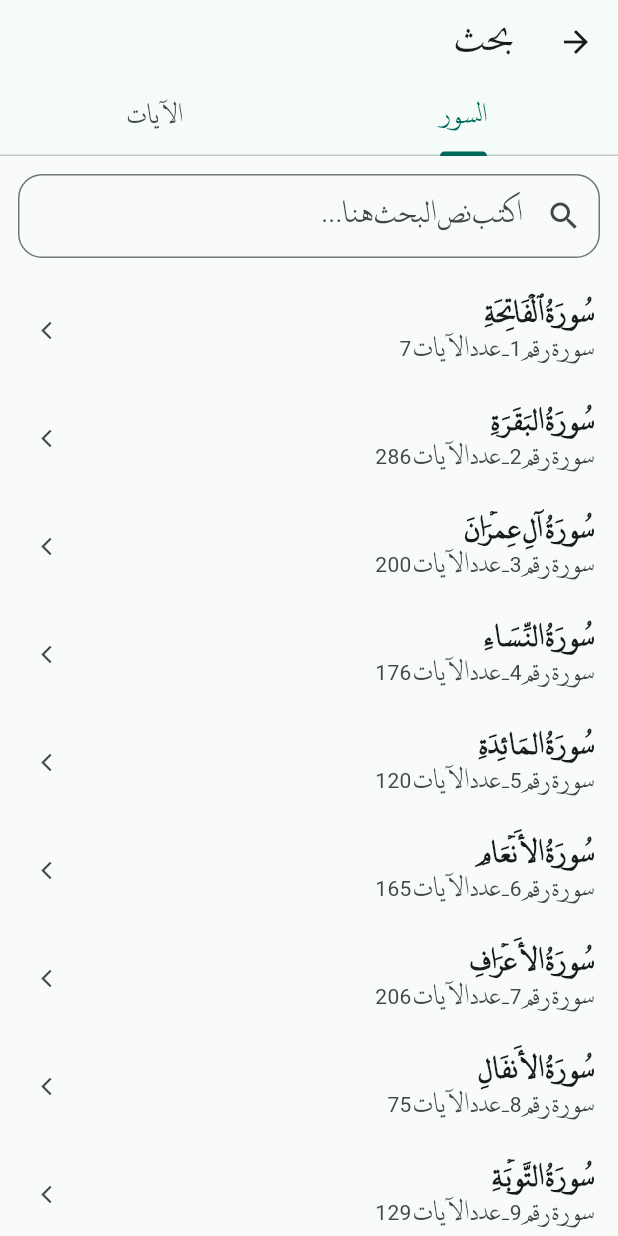
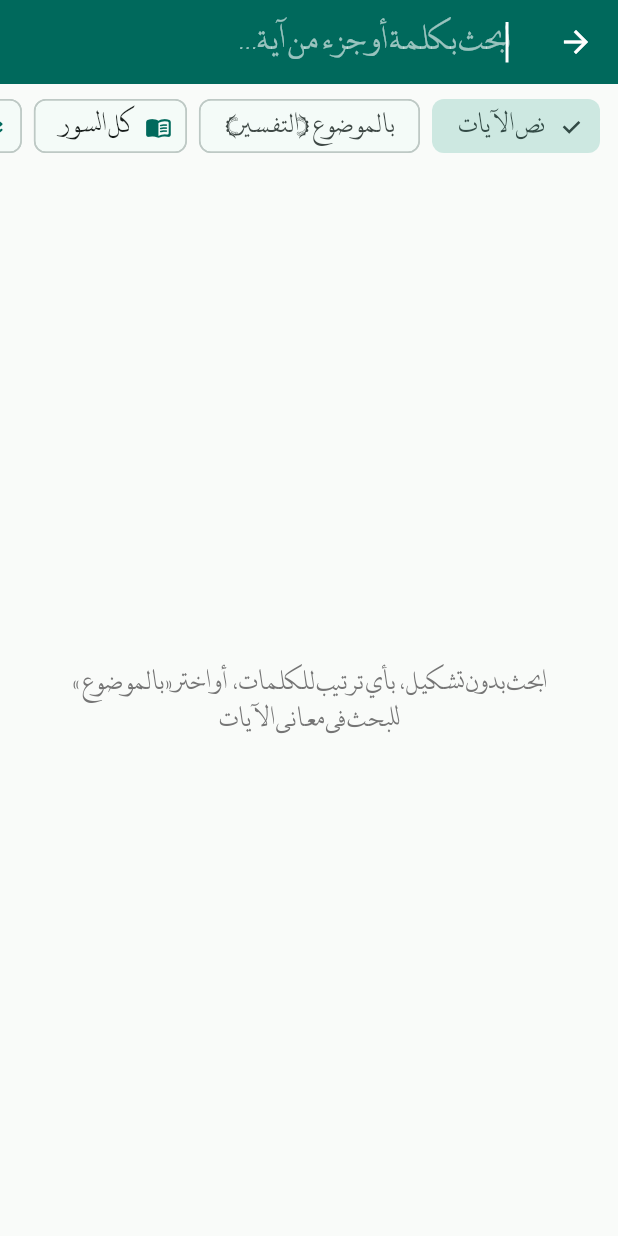
Before and after one commit to ahmedtaher3/quran-app, a Flutter app: the SearchScreen screen opened directly, on a phone screen of 412 x 824 dp. Run offline on Flutter 3.47's test engine with Material 3 defaults, Android fonts, the phone set to English and light mode, and no system bars; our stand-ins replace flutter_bloc, flutter_local_notifications, flutter_timezone, just_audio, just_audio_background, shared_preferences and 3 more; accounts and stored records are empty.

Commit message:
Rebuild search: indexed, diacritic-free, highlighted, filterable
- normalized index built once (old screen re-normalized 6236 ayat per key)
- all query words in any order, works without spaces (الحمدلله)
- matched words highlighted; sura name + juz on each hit
- topic search over the bundled tafsir; filter by sura and juz
- sura name matches listed above ayah hits; 250ms debounce

Co-Authored-By: Claude Opus 5.5 <noreply@anthropic.com>

```diff
--- /dev/null
+++ b/lib/features/search/search_index.dart
@@ -0,0 +1,96 @@
+import 'package:untitled/features/recite/matcher.dart' show normalizeArabic;
+
+/// One searchable ayah: original words plus their normalized forms joined
+/// by single spaces, so a char offset in [norm] maps back to a word index.
+class IndexedAyah {
+  final int id, sura, aya, juz;
+  final String text;
+  final List<String> words;
+  final String norm;
+  final String tafsirNorm;
+  final List<int> _wordStarts;
+
+  IndexedAyah(this.id, this.sura, this.aya, this.juz, this.text,
+      String? tafsir)
+      : words = text.split(RegExp(r'\s+')),
+        norm = _join(text),
+        tafsirNorm = tafsir == null ? '' : normalizeArabic(tafsir),
+        _wordStarts = _starts(text);
+
+  static String _join(String t) =>
+      t.split(RegExp(r'\s+')).map(normalizeArabic).join(' ');
+
+  static List<int> _starts(String t) {
+    final out = <int>[];
+    var pos = 0;
+    for (final w in t.split(RegExp(r'\s+'))) {
+      out.add(pos);
+      pos += normalizeArabic(w).length + 1;
+    }
+    return out;
+  }
+
+  /// Word indices covered by [start, end) in [norm].
+  Set<int> wordsIn(int start, int end) => {
+        for (var i = 0; i < _wordStarts.length; i++)
+          if (_wordStarts[i] < end &&
+              (i + 1 == _wordStarts.length ? norm.length : _wordStarts[i + 1] - 1) >
+                  start)
+            i
+      };
+}
+
+enum SearchScope { text, tafsir }
+
+class SearchHit {
+  final IndexedAyah ayah;
+  final Set<int> highlight; // word indices
+  SearchHit(this.ayah, this.highlight);
+}
+
+/// Every query word must appear (any order); a word typed without spaces
+/// across a boundary (e.g. الحمدلله) still matches.
+List<SearchHit> search(List<IndexedAyah> index, String query,
+    {SearchScope scope = SearchScope.text, int? sura, int? juz}) {
+  final q = query.split(RegExp(r'\s+')).map(normalizeArabic).where((w) => w.isNotEmpty).toList();
+  if (q.isEmpty) return [];
+  final out = <SearchHit>[];
+  for (final a in index) {
+    if (sura != null && a.sura != sura) continue;
+    if (juz != null && a.juz != juz) continue;
+    if (scope == SearchScope.tafsir) {
+      if (q.every(a.tafsirNorm.contains)) out.add(SearchHit(a, const {}));
+      continue;
+    }
+    final hl = <int>{};
+    var ok = true;
+    for (final w in q) {
+      final i = a.norm.indexOf(w);
+      if (i >= 0) {
+        hl.addAll(a.wordsIn(i, i + w.length));
+        continue;
+      }
+      // fallback: ignore spaces in the ayah
+      final squashed = a.norm.replaceAll(' ', '');
+      final j = squashed.indexOf(w);
+      if (j < 0) {
+        ok = false;
+        break;
+      }
+      // map squashed offset back: count non-space chars
+      var seen = 0, start = -1, end = -1;
+      for (var k = 0; k < a.norm.length; k++) {
+        if (a.norm[k] == ' ') continue;
+        if (seen == j) start = k;
+        if (seen == j + w.length - 1) {
+          end = k + 1;
+          break;
+        }
+        seen++;
+      }
+      if (start >= 0 && end > start) hl.addAll(a.wordsIn(start, end));
+    }
+    if (ok) out.add(SearchHit(a, hl));
+  }
+  return out;
+}
--- a/lib/search_view.dart
+++ b/lib/search_view.dart
@@ -1,9 +1,13 @@
+import 'dart:async';
+
 import 'package:flutter/material.dart';
 import 'package:untitled/features/Koran/data/data_sources/local/db_helper.dart';
+import 'package:untitled/features/Koran/data/model/sura.dart';
 import 'package:untitled/features/Koran/presentation/view/widgets/sura_view_deatils.dart';
+import 'package:untitled/features/recite/matcher.dart' show normalizeArabic;
+import 'package:untitled/features/search/search_index.dart';
 
-import 'features/Koran/data/model/sura.dart';
-import 'features/Koran/data/model/ayah.dart'; // Verse
+const _teal = Color(0xFF00695C);
 
 class SearchScreen extends StatefulWidget {
   const SearchScreen({super.key});
@@ -12,240 +16,324 @@ class SearchScreen extends StatefulWidget {
   State<SearchScreen> createState() => _SearchScreenState();
 }
 
-class _SearchScreenState extends State<SearchScreen>
-    with SingleTickerProviderStateMixin {
-  late TabController _tabController;
+class _SearchScreenState extends State<SearchScreen> {
+  // built once per app run; normalizing 6236 ayat per keystroke was the old cost
+  static List<IndexedAyah>? _index;
+  static List<Sura> _suras = [];
 
-  final TextEditingController _searchController = TextEditingController();
+  final _controller = TextEditingController();
+  Timer? _debounce;
 
-  List<Sura> _allSuras = [];
-  List<Verse> _allVerses = [];
-
-  List<Sura> _filteredSuras = [];
-  List<Verse> _filteredVerses = [];
-
-  bool _isLoading = true;
+  SearchScope _scope = SearchScope.text;
+  int? _sura, _juz;
+  List<SearchHit> _hits = [];
+  List<Sura> _suraHits = [];
+  bool _loading = _index == null;
 
   @override
   void initState() {
     super.initState();
-    _tabController = TabController(length: 2, vsync: this);
-    _loadData();
-    _searchController.addListener(_onSearchChanged);
+    if (_index == null) _build();
+  }
+
+  Future<void> _build() async {
+    final db = await DBHelper.database;
+    _suras = (await db.query('suras', orderBy: 'number'))
+        .map(Sura.fromJson)
+        .toList();
+    final rows = await db.query('verses',
+        columns: ['id', 'sura', 'ayaNumber', 'hizbQuarter', 'text', 'tafsir'],
+        orderBy: 'id');
+    _index = [
+      for (final r in rows)
+        IndexedAyah(
+          r['id'] as int,
+          r['sura'] as int,
+          r['ayaNumber'] as int,
+          ((r['hizbQuarter'] as int) - 1) ~/ 8 + 1,
+          r['text'] as String,
+          r['tafsir'] as String?,
+        )
+    ];
+    if (mounted) setState(() => _loading = false);
+  }
+
+  void _onChanged(String _) {
+    _debounce?.cancel();
+    _debounce = Timer(const Duration(milliseconds: 250), _run);
+  }
+
+  void _run() {
+    final q = _controller.text.trim();
+    if (_index == null) return;
+    final nq = normalizeArabic(q);
+    setState(() {
+      _hits = search(_index!, q, scope: _scope, sura: _sura, juz: _juz);
+      _suraHits = nq.isEmpty
+          ? []
+          : _suras
+              .where((s) =>
+                  normalizeArabic(s.name).contains(nq) || '${s.number}' == q)
+              .toList();
+    });
   }
 
   @override
   void dispose() {
-    _tabController.dispose();
-    _searchController.dispose();
+    _debounce?.cancel();
+    _controller.dispose();
     super.dispose();
   }
 
-  Future<void> _loadData() async {
-    final db = await DBHelper.database;
-
-    final suraMaps = await db.query('suras', orderBy: 'number ASC');
-    _allSuras = suraMaps.map((e) => Sura.fromJson(e)).toList();
-
-    final verseMaps = await db.query('verses', orderBy: 'id ASC');
-    _allVerses = verseMaps.map((e) => Verse.fromJson(e)).toList();
-
-    setState(() {
-      _filteredSuras = List.from(_allSuras);
-      _filteredVerses = List.from(_allVerses);
-      _isLoading = false;
-    });
-  }
-
-  String _normalizeArabic(String text) {
-    if (text.isEmpty) return text;
-
-    final diacriticsRegex = RegExp(r'[\u064B-\u0652\u0670]');
-    String normalized = text.replaceAll(diacriticsRegex, '');
-
-    normalized = normalized
-        .replaceAll('أ', 'ا')
-        .replaceAll('إ', 'ا')
-        .replaceAll('آ', 'ا')
-        .replaceAll('ٱ', 'ا')
-        .replaceAll('ٰ', 'ا');
-    normalized = normalized.replaceAll('ى', 'ي');
-    normalized = normalized.replaceAll('ئ', 'ي');
-    normalized = normalized.replaceAll('ؤ', 'و');
-    normalized = normalized.replaceAll('ة', 'ه');
-    normalized = normalized.replaceAll(' ', '');
-
-    return normalized.trim();
-  }
-
-  void _onSearchChanged() {
-    final query = _searchController.text.trim();
-
-    if (query.isEmpty) {
-      setState(() {
-        _filteredSuras = List.from(_allSuras);
-        _filteredVerses = List.from(_allVerses);
-      });
-      return;
-    }
-
-    final normalizedQuery = _normalizeArabic(query);
-
-    final suraResults = _allSuras.where((sura) {
-      final nameNorm = _normalizeArabic(sura.name);
-      return nameNorm.contains(normalizedQuery);
-    }).toList();
-
-    final verseResults = _allVerses.where((verse) {
-      final textNorm = _normalizeArabic(verse.text);
-      return textNorm.contains(normalizedQuery);
-    }).toList();
-
-    setState(() {
-      _filteredSuras = suraResults;
-      _filteredVerses = verseResults;
-    });
-  }
+  String _suraName(int n) =>
+      _suras.firstWhere((s) => s.number == n, orElse: () => _suras.first).name;
 
   @override
   Widget build(BuildContext context) {
     return Scaffold(
+      backgroundColor: const Color(0xFFF9FBF9),
       appBar: AppBar(
-        title: const Text('بحث'),
-        bottom: TabBar(
-          controller: _tabController,
-          tabs: const [
-            Tab(text: 'السور'),
-            Tab(text: 'الآيات'),
-          ],
+        backgroundColor: _teal,
+        iconTheme: const IconThemeData(color: Colors.white),
+        title: TextField(
+          controller: _controller,
+          autofocus: true,
+          onChanged: _onChanged,
+          style: const TextStyle(color: Colors.white, fontSize: 18),
+          cursorColor: Colors.white,
+          decoration: const InputDecoration(
+            hintText: "ابحث بكلمة أو جزء من آية…",
+            hintStyle: TextStyle(color: Colors.white60),
+            border: InputBorder.none,
+          ),
         ),
+        actions: [
+          if (_controller.text.isNotEmpty)
+            IconButton(
+              icon: const Icon(Icons.close_rounded),
+              onPressed: () {
+                _controller.clear();
+                _run();
+              },
+            ),
+        ],
       ),
-      body: Column(
+      body: _loading
+          ? const Center(child: CircularProgressIndicator())
+          : Column(
+              children: [
+                _filters(),
+                Expanded(child: _results()),
+              ],
+            ),
+    );
+  }
+
+  Widget _filters() {
+    return SizedBox(
+      height: 56,
+      child: ListView(
+        scrollDirection: Axis.horizontal,
+        padding: const EdgeInsets.symmetric(horizontal: 12, vertical: 10),
         children: [
-          Padding(
-            padding: const EdgeInsets.all(12.0),
-            child: TextField(
-              controller: _searchController,
-              textDirection: TextDirection.rtl,
-              decoration: InputDecoration(
-                hintText: 'اكتب نص البحث هنا...',
-                prefixIcon: const Icon(Icons.search),
-                border: OutlineInputBorder(
-                  borderRadius: BorderRadius.circular(16),
-                ),
-              ),
-            ),
+          ChoiceChip(
+            label: const Text("نص الآيات"),
+            selected: _scope == SearchScope.text,
+            onSelected: (_) {
+              _scope = SearchScope.text;
+              _run();
+            },
           ),
-          Expanded(
-            child: _isLoading
-                ? const Center(child: CircularProgressIndicator())
-                : TabBarView(
-                    controller: _tabController,
-                    children: [
-                      _buildSurasTab(),
-                      _buildVersesTab(),
-                    ],
-                  ),
+          const SizedBox(width: 8),
+          ChoiceChip(
+            label: const Text("بالموضوع (التفسير)"),
+            selected: _scope == SearchScope.tafsir,
+            onSelected: (_) {
+              _scope = SearchScope.tafsir;
+              _run();
+            },
+          ),
+          const SizedBox(width: 8),
+          ActionChip(
+            avatar: const Icon(Icons.menu_book_rounded, size: 18),
+            label: Text(_sura == null ? "كل السور" : _suraName(_sura!)),
+            onPressed: _pickSura,
+          ),
+          const SizedBox(width: 8),
+          ActionChip(
+            avatar: const Icon(Icons.layers_rounded, size: 18),
+            label: Text(_juz == null ? "كل الأجزاء" : "الجزء $_juz"),
+            onPressed: _pickJuz,
           ),
         ],
       ),
     );
   }
 
-  Widget _buildSurasTab() {
-    if (_filteredSuras.isEmpty) {
-      return const Center(child: Text('لا توجد سور مطابقة'));
+  Future<void> _pickSura() async {
+    final v = await showModalBottomSheet<int>(
+      context: context,
+      useSafeArea: true,
+      isScrollControlled: true,
+      builder: (_) => DraggableScrollableSheet(
+        expand: false,
+        initialChildSize: 0.7,
+        builder: (_, c) => ListView(
+          controller: c,
+          children: [
+            ListTile(
+                title: const Text("كل السور"),
+                onTap: () => Navigator.pop(context, 0)),
+            for (final s in _suras)
+              ListTile(
+                leading: Text("${s.number}"),
+                title: Text(s.name),
+                onTap: () => Navigator.pop(context, s.number),
+              ),
+          ],
+        ),
+      ),
+    );
+    if (v == null) return;
+    _sura = v == 0 ? null : v;
+    _run();
+  }
+
+  Future<void> _pickJuz() async {
+    final v = await showModalBottomSheet<int>(
+      context: context,
+      builder: (_) => SafeArea(
+        child: GridView.count(
+          crossAxisCount: 6,
+          shrinkWrap: true,
+          padding: const EdgeInsets.all(16),
+          children: [
+            for (var j = 0; j <= 30; j++)
+              InkWell(
+                onTap: () => Navigator.pop(context, j),
+                child: Center(
+                  child: Text(j == 0 ? "الكل" : "$j",
+                      style: TextStyle(
+                          fontWeight: FontWeight.bold,
+                          color: (_juz ?? 0) == j ? _teal : Colors.black87)),
+                ),
+              ),
+          ],
+        ),
+      ),
+    );
+    if (v == null) return;
+    _juz = v == 0 ? null : v;
+    _run();
+  }
+
+  Widget _results() {
+    if (_controller.text.trim().isEmpty) {
+      return Center(
+        child: Padding(
+          padding: const EdgeInsets.all(32),
+          child: Text(
+            "ابحث بدون تشكيل، بأي ترتيب للكلمات، أو اختر «بالموضوع» للبحث في معاني الآيات",
+            textAlign: TextAlign.center,
+            style: TextStyle(color: Colors.grey.shade600, height: 1.8),
+          ),
+        ),
+      );
     }
-
-    return ListView.builder(
-      itemCount: _filteredSuras.length,
-      itemBuilder: (context, index) {
-        final sura = _filteredSuras[index];
-        return TweenAnimationBuilder<double>(
-          duration: Duration(milliseconds: 300 + (index.clamp(0, 10) * 50)),
-          tween: Tween(begin: 0.0, end: 1.0),
-          builder: (context, value, child) => Opacity(
-            opacity: value,
-            child: Transform.translate(
-              offset: Offset(0, 10 * (1 - value)),
-              child: child,
+    if (_hits.isEmpty && _suraHits.isEmpty) {
+      return const Center(child: Text("لا توجد نتائج"));
+    }
+    return ListView(
+      padding: const EdgeInsets.only(bottom: 24),
+      children: [
+        if (_suraHits.isNotEmpty) ...[
+          _header("السور"),
+          for (final s in _suraHits)
+            ListTile(
+              leading: CircleAvatar(
+                backgroundColor: Colors.teal.shade50,
+                child: Text("${s.number}",
+                    style: const TextStyle(color: _teal, fontSize: 13)),
+              ),
+              title: Text(s.name),
+              subtitle: Text("${s.ayahs} آية"),
+              onTap: () => _open(s.number, null),
             ),
+        ],
+        _header("${_hits.length} آية"),
+        // ponytail: plain ListView children, capped at 300; switch to a
+        // lazy builder if users need to page through every hit
+        for (final h in _hits.take(300)) _hitTile(h),
+        if (_hits.length > 300)
+          Padding(
+            padding: const EdgeInsets.all(16),
+            child: Text("تظهر أول 300 نتيجة، حدّد البحث أكثر",
+                textAlign: TextAlign.center,
+                style: TextStyle(color: Colors.grey.shade600)),
           ),
-          child: ListTile(
-            title: Text(
-              sura.name,
-              textDirection: TextDirection.rtl,
-              style: const TextStyle(fontWeight: FontWeight.bold),
-            ),
-            subtitle: Text(
-              'سورة رقم ${sura.number} - عدد الآيات ${sura.ayahs}',
-              textDirection: TextDirection.rtl,
-            ),
-            trailing: const Icon(Icons.arrow_forward_ios, size: 14),
-            onTap: () {
-              Navigator.push(
-                context,
-                MaterialPageRoute(
-                  builder: (_) => VerseListView(
-                    suraNumber: sura.number,
-                    SuraName: sura.name,
-                  ),
-                ),
-              );
-            },
-          ),
-        );
-      },
+      ],
     );
   }
 
-  Widget _buildVersesTab() {
-    if (_filteredVerses.isEmpty) {
-      return const Center(child: Text('لا توجد آيات مطابقة'));
-    }
+  Widget _header(String t) => Padding(
+        padding: const EdgeInsets.fromLTRB(20, 12, 20, 4),
+        child: Text(t,
+            style: TextStyle(
+                fontWeight: FontWeight.bold, color: Colors.teal.shade900)),
+      );
 
-    return ListView.builder(
-      itemCount: _filteredVerses.length,
-      itemBuilder: (context, index) {
-        final verse = _filteredVerses[index];
+  Widget _hitTile(SearchHit h) {
+    final a = h.ayah;
+    return Card(
+      elevation: 0,
+      color: Colors.white,
+      margin: const EdgeInsets.symmetric(horizontal: 12, vertical: 5),
+      shape: RoundedRectangleBorder(borderRadius: BorderRadius.circular(16)),
+      child: InkWell(
+        borderRadius: BorderRadius.circular(16),
+        onTap: () => _open(a.sura, a.aya),
+        child: Padding(
+          padding: const EdgeInsets.all(14),
+          child: Column(
+            crossAxisAlignment: CrossAxisAlignment.start,
+            children: [
+              Text.rich(
+                TextSpan(children: [
+                  for (var i = 0; i < a.words.length; i++) ...[
+                    TextSpan(
+                      text: a.words[i],
+                      style: h.highlight.contains(i)
+                          ? const TextStyle(
+                              color: _teal,
+                              backgroundColor: Color(0x33FFB300),
+                              fontWeight: FontWeight.bold)
+                          : null,
+                    ),
+                    const TextSpan(text: ' '),
+                  ],
+                ]),
+                style: const TextStyle(fontSize: 19, height: 1.9),
+              ),
+              const SizedBox(height: 4),
+              Text("${_suraName(a.sura)} • آية ${a.aya} • الجزء ${a.juz}",
+                  style: TextStyle(color: Colors.grey.shade600, fontSize: 13)),
+            ],
+          ),
+        ),
+      ),
+    );
+  }
 
-        return TweenAnimationBuilder<double>(
-          duration: Duration(milliseconds: 300 + (index.clamp(0, 10) * 50)),
-          tween: Tween(begin: 0.0, end: 1.0),
-          builder: (context, value, child) => Opacity(
-            opacity: value,
-            child: child,
-          ),
-          child: Card(
-            margin: const EdgeInsets.symmetric(horizontal: 12, vertical: 6),
-            shape:
-                RoundedRectangleBorder(borderRadius: BorderRadius.circular(12)),
-            child: ListTile(
-              title: Text(
-                verse.text,
-                textDirection: TextDirection.rtl,
-                style: const TextStyle( fontSize: 18),
-              ),
-              subtitle: Text(
-                'سورة ${verse.sura} - آية ${verse.ayaNumber}',
-                textDirection: TextDirection.rtl,
-              ),
-              onTap: () {
-                Navigator.push(
-                  context,
-                  MaterialPageRoute(
-                    builder: (_) => VerseListView(
-                      suraNumber: verse.sura,
-                      ayaNumber: verse.ayaNumber,
-                      SuraName: verse.suraName ?? "سورة القران",
-                    ),
-                  ),
-                );
-              },
-            ),
-          ),
-        );
-      },
+  void _open(int sura, int? aya) {
+    Navigator.push(
+      context,
+      MaterialPageRoute(
+        builder: (_) => VerseListView(
+          suraNumber: sura,
+          ayaNumber: aya,
+          SuraName: _suraName(sura),
+        ),
+      ),
     );
   }
 }
```
Also changed, not shown: 1 other file.
